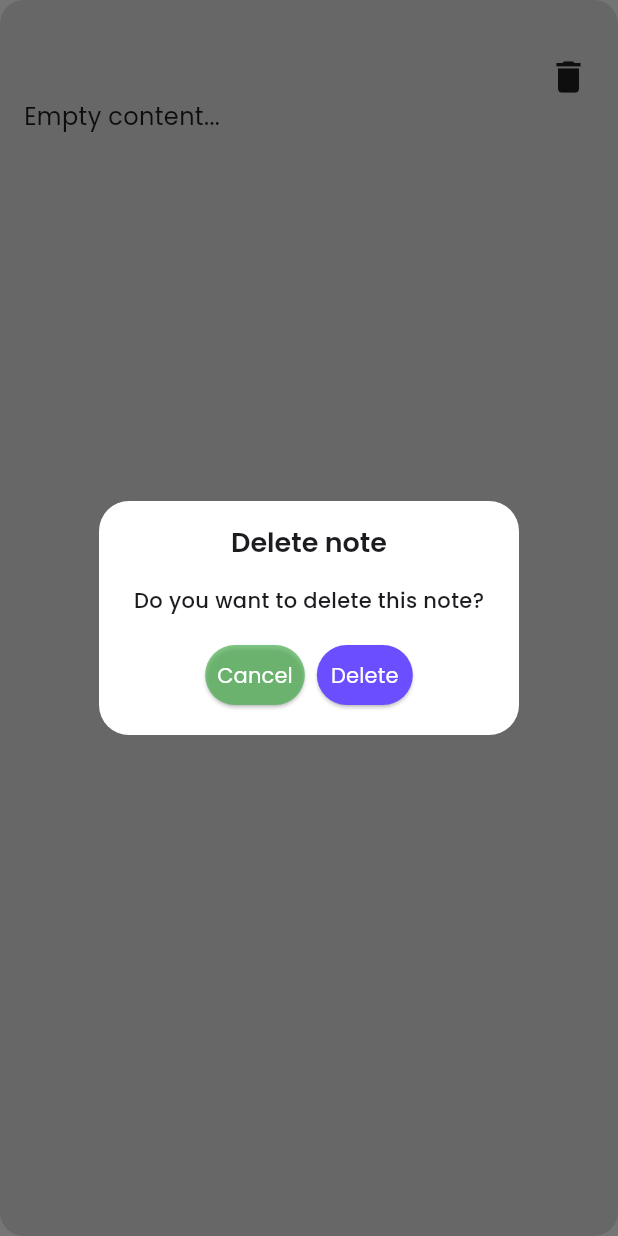
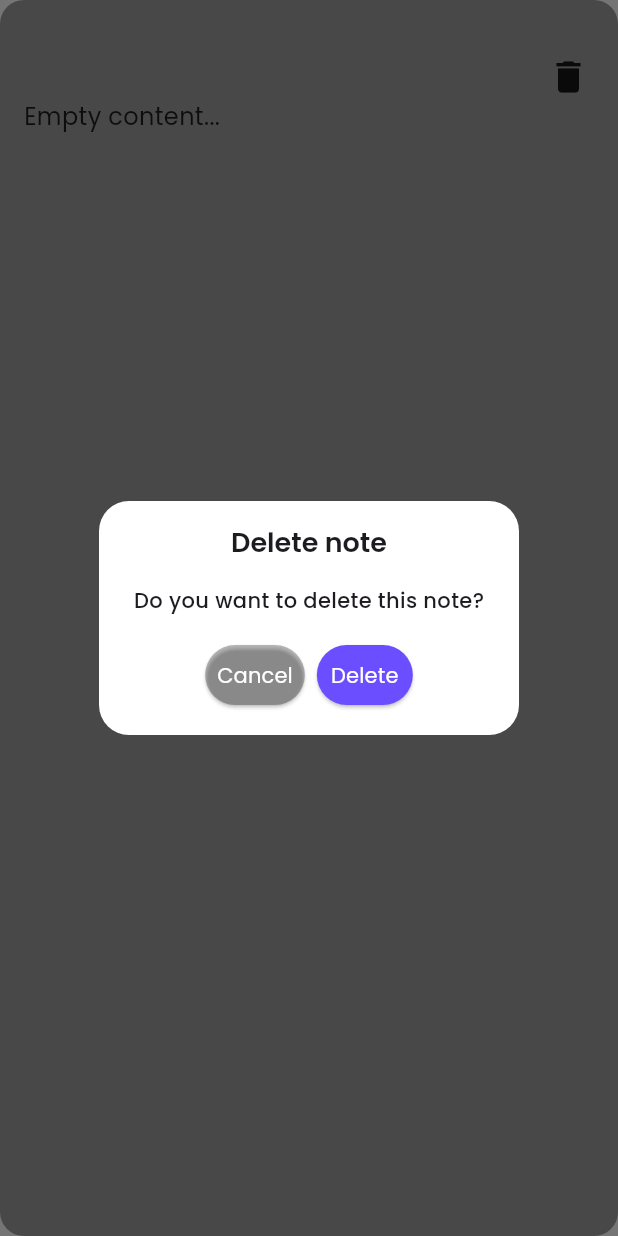
Before and after one commit to AhmedTarek-f/notes-app, a Flutter app: the NoteItem widget shown alone on an empty page, opened directly with empty values, after a tap on the "delete" icon, on a phone screen of 412 x 824 dp. Run offline on Flutter 3.47's test engine with Material 3 defaults, Android fonts, the light colour scheme and no system bars; our stand-ins replace flutter_native_splash, get, get_storage, lottie; accounts and stored records are empty.

Commit message:
changing background color for cancel button

```diff
--- a/lib/features/notes_home/presentation/views/widgets/note_item.dart
+++ b/lib/features/notes_home/presentation/views/widgets/note_item.dart
@@ -7,8 +7,7 @@ import 'package:notes_app/features/notes_home/model/note_model.dart';
 import 'package:notes_app/features/notes_home/presentation/views_model/notes_home_controller.dart';
 
 class NoteItem extends StatelessWidget {
-  const NoteItem({super.key, this.noteBackgroundColor, required this.note});
-  final Color? noteBackgroundColor;
+  const NoteItem({super.key,required this.note});
   final NoteModel note;
   @override
   Widget build(BuildContext context) {
@@ -24,7 +23,7 @@ class NoteItem extends StatelessWidget {
         width: MediaQuery.sizeOf(context).width,
         decoration: BoxDecoration(
           borderRadius: BorderRadius.circular(16),
-          color: noteBackgroundColor ?? (isDarkMode? Colors.grey[850]: Colors.black12),
+          color: isDarkMode? note.darkNoteBackgroundColor:note.lightNoteBackgroundColor,
         ),
         child: Stack(
           children: [
@@ -86,7 +85,7 @@ class NoteItem extends StatelessWidget {
      ),
       cancel: ElevatedButton(
         style: ElevatedButton.styleFrom(
-            backgroundColor: Colors.green.withOpacity(0.7),
+            backgroundColor: isDarkMode? Colors.grey[800] :Colors.black26,
             padding: const EdgeInsets.all(8)
         ),
         onPressed: ()async{
```
